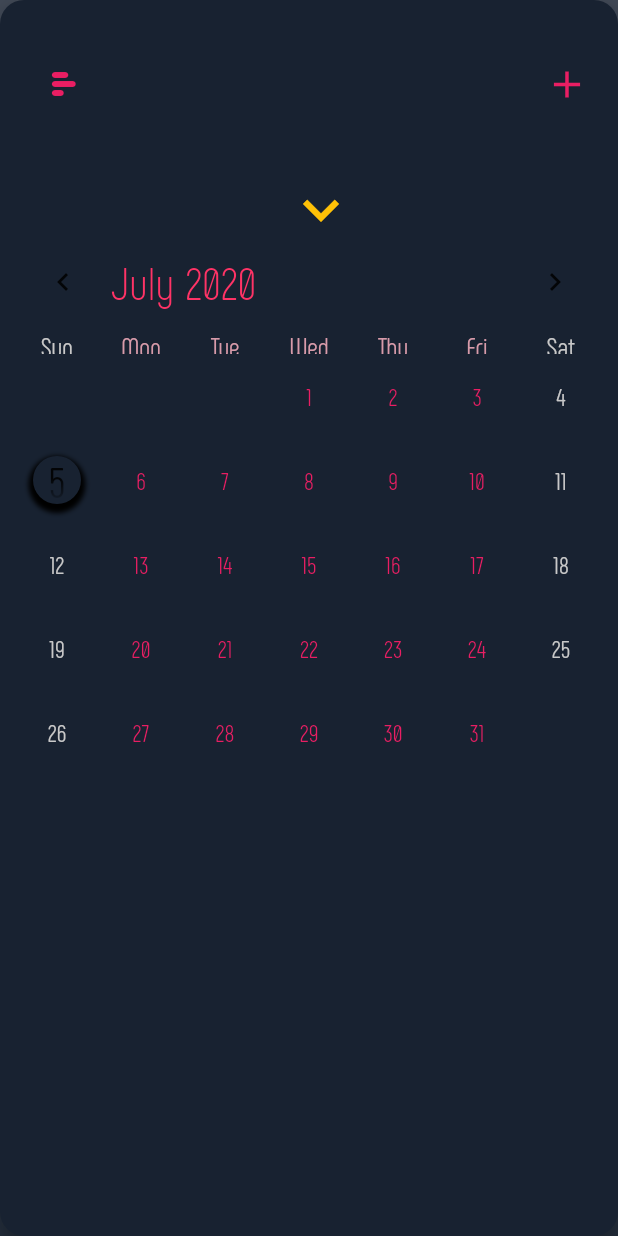
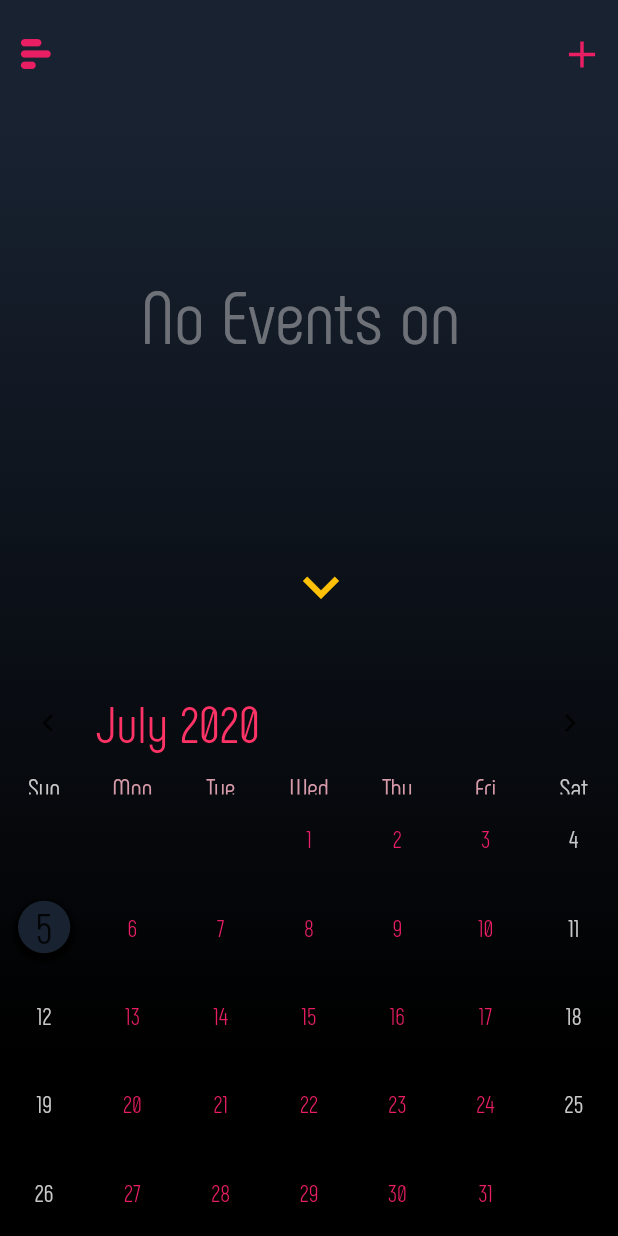
Before and after one commit to tiwaojo/Events, a Flutter app: the screen it shows after launch, on a phone screen of 412 x 824 dp. Run offline on Flutter 3.47's test engine with Material 2 defaults, Android fonts, the phone set to English and light mode, and no system bars; drawn by our look-alikes of table_calendar; our stand-ins replace animate_do, material_design_icons_flutter, shared_preferences.

Commit message:
Some style changes. Linear gradients foreground/background implemented. Error with adding multiple events, Last event added is duplicated selectedDateEvents.length times. Event does not map asynchronously. Events list is scrollable. Can map desired range of events. viewDayEvents.dart will be removed soon.

```diff
--- a/lib/appbar.dart
+++ b/lib/appbar.dart
@@ -16,7 +16,8 @@ class _AppbarState extends State<Appbar> {
   Widget build(BuildContext context) {
 //    Widget appbar(context) {
     return Container(
-      margin: EdgeInsets.only(top: 20),
+      margin: EdgeInsets.only(top: 10),
+      padding: EdgeInsets.only(top: 2),
 //        width: MediaQuery.of(context).size.width,
       child: Row(
         crossAxisAlignment: CrossAxisAlignment.center,
@@ -27,11 +28,10 @@ class _AppbarState extends State<Appbar> {
             alignment: Alignment.center,
             child: Transform.rotate(
               angle: pi / 2,
-              child: Padding(
-                padding: const EdgeInsets.all(8.0),
               child: IconButton(
 //                                                  icon: Icon(MdiIcons.equalizerOutline),
                   icon: Icon(IconData(0xe800, fontFamily: "appicons")),
+                  iconSize: 30,
                   color: Colors.pink,
                   splashColor: Colors.blue,
                   hoverColor: Colors.green,
@@ -41,7 +41,6 @@ class _AppbarState extends State<Appbar> {
                       main();
                     });
                   }),
-              ),
             ),
           ),
           IconButton(
--- a/lib/body.dart
+++ b/lib/body.dart
@@ -3,6 +3,7 @@ import 'package:events/globals.dart';
 import 'package:flutter/material.dart';
 import 'package:intl/intl.dart';
 import 'package:material_design_icons_flutter/material_design_icons_flutter.dart';
+import 'package:table_calendar/table_calendar.dart';
 
 import 'custom_widgets.dart';
 
@@ -28,14 +29,54 @@ class _MyBodyState extends State<MyBody> with TickerProviderStateMixin {
 //  printEvents() {}
 
   @override
+  void initState() {
+    // TODO: implement initState
+
+    animationController1 = AnimationController(
+      vsync: this,
+      duration: const Duration(seconds: 2),
+    );
+    slideAnimationController = AnimationController(
+      vsync: this,
+      duration: const Duration(seconds: 2),
+    );
+    slideAnimation =
+        Tween<Offset>(begin: Offset(0.0, 0.7), end: Offset(0.0, 0.0))
+            .animate(slideAnimationController);
+    animation = CurvedAnimation(
+        parent: animationController1,
+        curve: Curves.easeIn,
+        reverseCurve: Curves.easeOut);
+//  posAnimation =CurvedAnimation(parent: animationController2, curve: Curves.easeOut);
+//    animation = Tween(begin: 0.0, end: 1.0).animate(animationController1);
+    animationController1.forward();
+    slideAnimationController.forward();
+
+//  animationController1.reverse();
+    super.initState();
+  }
+
+  @override
+  void dispose() {
+    // TODO: implement dispose
+    slideAnimationController.dispose();
+    animationController1.dispose();
+
+    super.dispose();
+  }
+
+  @override
   Widget build(BuildContext context) {
-    Widget _myDayEvents = displayRangedEvents(context);
+    var _color = Colors.black;
+//    Widget _myDayEvents = displayEvents(context);
     tableCalendar = TableCalendar(
       calendarController: calendarController,
       initialCalendarFormat: CalendarFormat.month,
       events: dayEvents,
-      availableGestures: AvailableGestures.verticalSwipe,
+      availableGestures: AvailableGestures.horizontalSwipe,
       availableCalendarFormats: {CalendarFormat.month: 'Month'},
+      formatAnimation: FormatAnimation.slide,
+      initialSelectedDay: currentDate,
       headerVisible: true,
       calendarStyle: CalendarStyle(
         weekdayStyle: TextStyle(
@@ -45,17 +86,18 @@ class _MyBodyState extends State<MyBody> with TickerProviderStateMixin {
         highlightSelected: true,
         canEventMarkersOverflow: true,
         markersPositionBottom: 1,
+        renderDaysOfWeek: true,
         markersAlignment: Alignment.bottomCenter,
-        markersColor: Colors.black,
+        markersColor: Colors.blue,
         markersMaxAmount: 1,
         markersPositionLeft: 22,
-        contentPadding: EdgeInsets.only(top: 10),
+//        contentPadding: EdgeInsets.only(top: 10),
         outsideDaysVisible: false,
       ),
       headerStyle: HeaderStyle(
-        formatButtonShowsNext: true,
+//        formatButtonShowsNext: true,
         formatButtonVisible: false,
-        titleTextStyle: Theme.of(context).textTheme.headline1,
+        titleTextStyle: Theme.of(context).textTheme.headline4,
 //            TextStyle(
 //                fontFamily: "Phenomena",
 //                fontSize: 30,
@@ -78,67 +120,7 @@ class _MyBodyState extends State<MyBody> with TickerProviderStateMixin {
       ),
       onDaySelected: (day, events) {
         setState(() {
-//               if( globals.dayEvents.length>=1){globals.selectedEvents=events;}else{}
-
           selectedDayEvents = events;
-          if (selectedDayEvents.isNotEmpty) {
-            _myDayEvents = displayRangedEvents(context);
-          } else {
-            _myDayEvents = displayEvents(context);
-          }
-//              if (selectedDayEvents.isEmpty){
-//              _myDayEvents=displayEvents(context);}
-//              eventIndex =selectedDayEvents.length >= 3 ? 3 : selectedDayEvents.length;
-//              print(selectedDayEvents);
-//              Map<String, dynamic> displayEvent ;//= NewEvent();
-//              displayEvent=events as NewEvent;
-//              print(displayEvent.title);
-//              selectedDayEvents.map((even) {
-//                displayEvent = events[0];
-//              print(events);
-          // TODO encode to string and cast as NewEvent
-//              print(selectedDayEvents);
-//              print(events);
-//              String obj=selectedDayEvents[0];
-//              selectedDayEvents.forEach((element) {NewEvent obj=NewEvent.fromJson(jsonDecode(element));
-//              print(obj.toJson());
-//              });
-//              var user = NewEvent.fromJson(events[0]);
-//            var user=  json.decode(jsonDecode(selectedDayEvents[0]));
-//              print(user.toJson());
-//              print(user.title);
-//              print(user.startDate);
-//              print(user.endDate);
-//              print(user.description);
-//              String myCode=jsonEncode(encodeMap((events[0])));
-//
-//              print(dayEvents.forEach((key, value) { }));
-//              String userMap = jsonEncode(selectedDayEvents[0]);
-//              var user = NewEvent.fromJson(selectedDayEvents[0]);
-//print(user.title);
-//print(user.startDate);
-//print(user.endDate);
-//print(user.description);
-
-//displayEvent=jsonDecode(selectedDayEvents[0]);
-
-//                print(displayEvent);
-//              });
-//            for(int i=selectedDayEvents.length;i>=0;i--){
-//              print(selectedDayEvents[0]);
-//            }
-
-//            print(selectedDayEvents[1]);
-//              selectedDayEvents.forEach((value) {print(value);});
-//              print(selectedDayEvents[0].toString());
-//              print(dayEvents.values.elementAt(calendarController.selectedDay));
-//              print(dayEvents["2020-06-22 16:45:52.999476"]);
-//              print(dayEvents[calendarController.selectedDay]);
-//              for(var entry in dayEvents.entries){print(entry.value);}
-
-//              var list=dayEvents.values.toList();
-//              print(list[0]);
-//                if(globals.dayEvents.length<=1){
         });
       },
       builders: CalendarBuilders(
@@ -186,6 +168,8 @@ class _MyBodyState extends State<MyBody> with TickerProviderStateMixin {
         },
         selectedDayBuilder: (context, date, events) {
           return Container(
+//            duration: Duration(seconds: 5),
+//            curve: Curves.bounceInOut,
             alignment: Alignment.center,
             margin: EdgeInsets.all(12),
             decoration: BoxDecoration(
@@ -195,7 +179,7 @@ class _MyBodyState extends State<MyBody> with TickerProviderStateMixin {
 
               boxShadow: [
                 BoxShadow(
-                  color: Colors.black,
+                  color: _color,
                   blurRadius: 2.0,
                   spreadRadius: 3.0,
                   offset: Offset(
@@ -219,7 +203,6 @@ class _MyBodyState extends State<MyBody> with TickerProviderStateMixin {
     );
 
     AnimatedSwitcher eventDisplaySwitcher = AnimatedSwitcher(
-
         duration: Duration(seconds: 2),
         transitionBuilder: (Widget child, Animation<double> animation) {
           final offsetAnimation =
@@ -235,20 +218,40 @@ class _MyBodyState extends State<MyBody> with TickerProviderStateMixin {
         },
         switchInCurve: Curves.easeInOut,
         switchOutCurve: Curves.easeInOut,
-        child:
-        _myDayEvents
-
-    );
-    return Column(
+        child: (selectedDayEvents.isEmpty)
+            ? displayEvents(context)
+            : displayRangedEvents(context));
+    return AnimatedContainer(
+      duration: Duration(seconds: 2), curve: Curves.easeInOut,
+//      height: double.infinity,
+      decoration: BoxDecoration(
+        borderRadius: BorderRadius.circular(resized ? 0 : 16),
+        gradient: LinearGradient(
+          colors: [
+            Colors.black,
+            Theme
+                .of(context)
+                .primaryColor,
+          ],
+          begin: FractionalOffset.bottomCenter,
+          end: FractionalOffset.topCenter,
+          stops: <double>[selected ? 0.1 : 0.15, 0.9,],
+        ),
+      ),
+      child: Column(
+//        shrinkWrap: false,
         mainAxisSize: MainAxisSize.max,
-//        mainAxisAlignment: MainAxisAlignment.center,
+//        verticalDirection: VerticalDirection.down,
+        mainAxisAlignment: MainAxisAlignment.spaceBetween,
         children: <Widget>[
-        eventDisplaySwitcher,
-//TODO divide the widgets into seperate widgets and initialize them then use them
-        SizedBox(
-          height: 20,
-        ),
-        Bounce(
+          Appbar(context),
+          ListView(shrinkWrap: true, children: [eventDisplaySwitcher]),
+//          SizedBox(
+//            height: 20,
+//          ),
+          AnimatedCrossFade(
+//          turns: selected?animation:null,
+            firstChild: Bounce(
               child: IconButton(
                 alignment: Alignment.center,
                 icon: Icon(
@@ -257,38 +260,51 @@ class _MyBodyState extends State<MyBody> with TickerProviderStateMixin {
                   color: Colors.amber,
                 ),
                 onPressed: () {
-              Navigator.push(
-                context,
-                MaterialPageRoute(builder: (context) => ViewDayEvents()
-//                      viewDayEvents(context),
+                  selected = !selected;
+
+                  setState(() {
+//                  animationController2.reverse();
+//                  animationController1.reverse();
+                    calendarController.setCalendarFormat(CalendarFormat.week);
+                  });
+                },
               ),
-              );
-//                  setState(() {
-//                    Hero(
-//                      tag: "dayEvents",
-//                      transitionOnUserGestures: true,
-//                      child:
-//                        GestureDetector(
-//                          onTap: () {
-//                            Navigator.push(
-//                                context,
-//                                MaterialPageRoute(
-//                                    builder: (context) => ViewDayEvents(),),);
-//                          }
-//                        child: Padding(
-//                          padding: const EdgeInsets.only(left: 10.0),
-//                          child: Text(
-//                            globals.currentMonth,
-//                            style: TextStyle(
-//                                fontFamily: "Phenomena",
-//                                fontWeight: FontWeight.bold,
-//                                fontSize: 24.0,
-//                                color: CSSColors.deepPink),
-//                          ),
-//                        ),
-//                      ),
-//                      );
-//                  });
+              infinite: true,
+              duration: Duration(seconds: 1),
+              delay: Duration(seconds: 1),
+              animate: true,
+              from: 10,
+            ),
+            duration: Duration(seconds: 2),
+            crossFadeState:
+            selected ? CrossFadeState.showSecond : CrossFadeState.showFirst,
+            alignment: Alignment.center,
+            firstCurve: Curves.bounceIn,
+            reverseDuration: Duration(seconds: 1),
+            secondCurve: Curves.bounceOut,
+            sizeCurve: Curves.easeIn,
+            secondChild: Bounce(
+              child: IconButton(
+                alignment: Alignment.center,
+                icon: Icon(
+                  Icons.expand_less,
+                  size: 48,
+                  color: Colors.amber,
+                ),
+                onPressed: () {
+                  selected = !selected;
+//TODO Align calendar to the bottom of page, rotate the button
+                  setState(() {
+//                  animationController2.reverse();
+//                  animationController1.reverse();
+                    if (selected) {
+                      calendarController
+                          .setCalendarFormat(CalendarFormat.twoWeeks);
+                    } else {
+                      calendarController.setCalendarFormat(
+                          CalendarFormat.month);
+                    }
+                  });
                 },
               ),
               infinite: true,
@@ -297,9 +313,27 @@ class _MyBodyState extends State<MyBody> with TickerProviderStateMixin {
               animate: true,
               from: 10,
             ),
-//        Icon(Icons.expand_more,size: 48,color: Colors.amber,),
+          ),
+
+
+          Stack(alignment: Alignment.bottomCenter,
+            overflow: Overflow.clip,
+//              alignment: Alignment( MediaQuery.of(context).size.width * 0.5,  MediaQuery.of(context).size.height,),
+            children: [
+              SlideTransition(
+                position: slideAnimation,
+                child: FadeTransition(
+                    opacity: animationController1,
+                    child: Column(mainAxisSize: MainAxisSize.max,
+                      children: <Widget>[
                         tableCalendar,
                       ],
+                    )),
+              ),
+            ],
+          ),
+        ],
+      ),
     );
   }
 
@@ -322,69 +356,74 @@ class _MyBodyState extends State<MyBody> with TickerProviderStateMixin {
   }
 
   Widget displayRangedEvents(context) {
-//    selectedDayEvents.map((event) {
-//      var user = NewEvent.fromJson(event);
-//
-////            var user=  json.decode(jsonDecode(selectedDayEvents[0]));
-//      print(user.toJson());
-//      print(user.title);
+//    var count = 0;
+    int numDayEvents = selected ? selectedDayEvents.length : 3;
+    return Container(
+      foregroundDecoration: BoxDecoration(
 
-    return Column(
+        gradient: LinearGradient(
+          colors: [
+
+            Colors.black.withOpacity(0.9),
+            Theme
+                .of(context)
+                .primaryColor
+                .withOpacity(0.01),
+          ],
+          begin: FractionalOffset.bottomCenter,
+          end: FractionalOffset.topCenter,
+          stops: <double>[selected ? 0.1 : 0.0, selected ? 0.4 : 0.0,],
+        ),
+      ),
+      height: selected ? MediaQuery
+          .of(context)
+          .size
+          .height * 0.5 : MediaQuery
+          .of(context)
+          .size
+          .height * 0.26,
+      child: ListView(shrinkWrap: true,
+//      verticalDirection: VerticalDirection.down,mainAxisSize: ,
         children: <Widget>[
-//        Container(
-//          child: AnimatedList(
-//              initialItemCount:selectedDayEvents.length ,
-//              key: eventListKey,
-//              primary: true,
-//              shrinkWrap: true,
-//              physics: BouncingScrollPhysics(),
-//              itemBuilder: (context, index, animation) {
-//            NewEvent user = NewEvent.fromJson((selectedDayEvents[index])as Map<String,dynamic>);
-//          return FadeIn(
-//              animate: true,
-////                delay: Duration(milliseconds: 1500),
-//              duration: Duration(seconds: 2),
-//              child: Card(
-//                  elevation: 5,
-//                  shadowColor: Colors.black,
-//                  color: Theme.of(context).primaryColor,
-//                  child: ListTile(
-//                      title: Text(
-//                        user.title,
-//                        style: Theme.of(context).textTheme.headline2,
-//                      ),
-//                      trailing: IconButton(
-//                        icon: Icon(MdiIcons.delete),
-//                        color: Colors.pinkAccent,
-//                        onPressed: () {
-//                          setState(() {
-//                            dayEvents.remove(0);
-//                            selectedDayEvents.removeLast();
-//                            print(selectedDayEvents);
-//                            print(dayEvents);
-//                          });
-//                        },
-//                      ),),),);
-
-        ...selectedDayEvents.getRange(
-            0, selectedDayEvents.length >= 3 ? 3 : selectedDayEvents.length)
-            .map((event) {
+          ...selectedDayEvents.getRange(0,
+              selectedDayEvents.length >= numDayEvents
+                  ? numDayEvents
+                  : selectedDayEvents.length).map(
+                (event) {
               NewEvent user = NewEvent.fromJson(event);
-          print(user.toJson());
-          return Hero(
-            tag: user.title,
-            child: FadeIn(animate: true,
+//          print(user.toJson());
+              return FadeIn(
+                animate: true,
 //                delay: Duration(milliseconds: 1500),
                 duration: Duration(seconds: 2),
                 child: Card(
-                elevation: 5, shadowColor: Colors.black, color: Theme
+                  elevation: 5,
+                  shadowColor: Colors.black,
+                  margin: EdgeInsets.symmetric(vertical: 10.0),
+                  color: Theme
                       .of(context)
                       .primaryColor,
                   child: ListTile(
-                  title: Text(user.title, style: Theme
+                    title: AnimatedDefaultTextStyle(
+                      duration: Duration(seconds: 2),
+                      style: calendarController.calendarFormat ==
+                          CalendarFormat.twoWeeks
+                          ? Theme
                           .of(context)
                           .textTheme
-                      .headline2,),
+                          .headline4
+                          .copyWith(
+                          fontSize: 60.0 - selectedDayEvents.length)
+                          : Theme
+                          .of(context)
+                          .textTheme
+                          .headline4,
+                      curve: Curves.ease,
+                      child: Text(
+                        user.title,
+                        overflow: TextOverflow.ellipsis,
+                      ),
+                    ),
                     trailing: IconButton(
                       icon: Icon(MdiIcons.delete),
                       color: Colors.pinkAccent,
@@ -399,13 +438,13 @@ class _MyBodyState extends State<MyBody> with TickerProviderStateMixin {
                     ),
                   ),
                 ),
-            ),
               );
             },
           ),
 //          }),
 //        ),
         ],
+      ),
     );
 
 //      return LimitedBox(maxHeight: 200,maxWidth: MediaQuery.of(context).size.width,
--- a/lib/globals.dart
+++ b/lib/globals.dart
@@ -18,7 +18,11 @@ export 'package:table_calendar/table_calendar.dart';
 
 final GlobalKey<ScaffoldState> scaffoldKey = new GlobalKey<ScaffoldState>();
 Animation<double> animation;
-AnimationController animationController1, animationController2;
+Animation<Offset> slideAnimation;
+Animation<RelativeRect> posAnimation;
+AnimationController animationController1, slideAnimationController;
+//final paddingTween=EdgeInsetsTween(begin: Edge,)
+
 String currentMonth = DateFormat.MMMM().format(DateTime.now());
 //DateTime eventDateTime = DateTime.now().add(Duration(days: 1));//DateTime(2020, 6, 8);
 //DateTime targetDateTime = DateTime(2020, 6, 8);
@@ -28,8 +32,9 @@ DateTime endDate = DateTime.now().add(Duration(days: 1));
 TableCalendar tableCalendar;
 bool modalOpen = false;
 bool resized = true;
+bool selected = false;
 int switchWidget = 1;
-var scale = animationController2;
+var scale = slideAnimationController;
 bool menuGradient = false;
 
 //void showToast(BuildContext context) {
--- a/lib/main.dart
+++ b/lib/main.dart
@@ -1,6 +1,7 @@
 import 'dart:convert';
 
 import 'package:events/globals.dart';
+import 'package:flutter/rendering.dart';
 
 import 'custom_widgets.dart';
 
@@ -53,7 +54,6 @@ class _MyHomePageState extends State<MyHomePage> with TickerProviderStateMixin {
     Colors.blueGrey.shade500,
   ];
 
-//  LinkedList<> _myEvents; // _calendarController;
 
   final _pageController = PageController(initialPage: 0, keepPage: true);
 
@@ -100,23 +100,6 @@ class _MyHomePageState extends State<MyHomePage> with TickerProviderStateMixin {
 
     switchPage();
 //    _retrieveCalendars();
-
-    animationController1 = AnimationController(
-      vsync: this,
-      duration: const Duration(seconds: 2),
-    );
-    animationController2 = AnimationController(
-      vsync: this,
-      duration: const Duration(seconds: 1),
-      reverseDuration: Duration(seconds: 2),
-      value: 1,
-      lowerBound: 0.4,
-      upperBound: 1,
-    );
-    animation =
-        CurvedAnimation(parent: animationController2, curve: Curves.easeOut);
-    animationController2.forward();
-    animationController1.reverse();
   }
 
   @override
@@ -124,10 +107,8 @@ class _MyHomePageState extends State<MyHomePage> with TickerProviderStateMixin {
     //
     super.dispose();
 
-    animationController2.dispose();
-    animationController1.dispose();
+    calendarController.dispose();
     _pageController.dispose();
-    calendarController.dispose();
   }
 
 //  @override
@@ -159,15 +140,12 @@ class _MyHomePageState extends State<MyHomePage> with TickerProviderStateMixin {
       children: <Widget>[
         body(context),
 //        viewDayEvents(context),
-        ViewDayEvents(),
+//        ViewDayEvents(),
       ],
     );
     return Scaffold(
       key: scaffoldKey,
       body: Container(
-//        height: double.infinity,
-//        /*        MediaQuery.of(context).size.height,*/
-        width: double.infinity,
         decoration: BoxDecoration(
           gradient: LinearGradient(
             colors: menuGradient ? dkMdMenu : lghtMdMenu,
@@ -178,7 +156,6 @@ class _MyHomePageState extends State<MyHomePage> with TickerProviderStateMixin {
         ),
         child: Stack(
           children: <Widget>[
-
             menu(context),
             AnimatedPositioned(
               duration: Duration(seconds: 2),
@@ -375,24 +352,8 @@ class _MyHomePageState extends State<MyHomePage> with TickerProviderStateMixin {
   }
 
   Widget body(context) {
-    return Material(
-      elevation: 8,
-      borderRadius: BorderRadius.circular(16),
-      /*         shadowColor: Colors.black, type: MaterialType.transparency,*/
-      color: Theme
-          .of(context)
-          .scaffoldBackgroundColor,
-      child: SingleChildScrollView(
-        child: Padding(
-          padding: const EdgeInsets.symmetric(vertical: 4.0, horizontal: 10),
-          child: Column(
-            mainAxisSize: MainAxisSize.min,
-            mainAxisAlignment: MainAxisAlignment.center,
-            children: <Widget>[
-//              appbar(context),
+    return AnimatedSwitcher(
 
-              Appbar(context),
-              AnimatedSwitcher(
       transitionBuilder: (Widget child, Animation<double> animation) {
         final offsetAnimation =
         Tween<Offset>(begin: Offset(1.0, 0.0), end: Offset(0.0, 0.0))
@@ -413,11 +374,6 @@ class _MyHomePageState extends State<MyHomePage> with TickerProviderStateMixin {
 //                  (() {
 //                    switchPage()
 //                  }()),
-              ),
-            ],
-          ),
-        ),
-      ),
     );
   }
 }
--- a/lib/themes.dart
+++ b/lib/themes.dart
@@ -4,12 +4,17 @@ final ThemeData light = ThemeData(
   textTheme: TextTheme(
     headline1: TextStyle(
       fontFamily: "Phenomena",
-      fontSize: 30,
+//      fontSize: 30,
       color: Color(0xFFFF3366),
     ),
     headline2: TextStyle(
       fontFamily: "Phenomena",
       fontSize: 16,
+      color: Color(0xFFFF3366),
+    ),
+    headline4: TextStyle(
+      fontFamily: "Phenomena",
+//      fontSize: 30,
       color: Color(0xFFFF3366),
     ),
   ),
@@ -20,12 +25,17 @@ final ThemeData dark = ThemeData(
   textTheme: TextTheme(
     headline1: TextStyle(
       fontFamily: "Phenomena",
-      fontSize: 30,
+//      fontSize: 30,
       color: Color(0xFFFF3366),
     ),
     headline2: TextStyle(
       fontFamily: "Phenomena",
       fontSize: 16,
+      color: Color(0xFFFF3366),
+    ),
+    headline4: TextStyle(
+      fontFamily: "Phenomena",
+//      fontSize: 30,
       color: Color(0xFFFF3366),
     ),
   ),
```
Also changed, not shown: lib/bottom_sheet.dart (+8 -4 lines), lib/viewDayEvents.dart (+48 -21 lines). Lines whose indentation alone changed are shown as unchanged.
